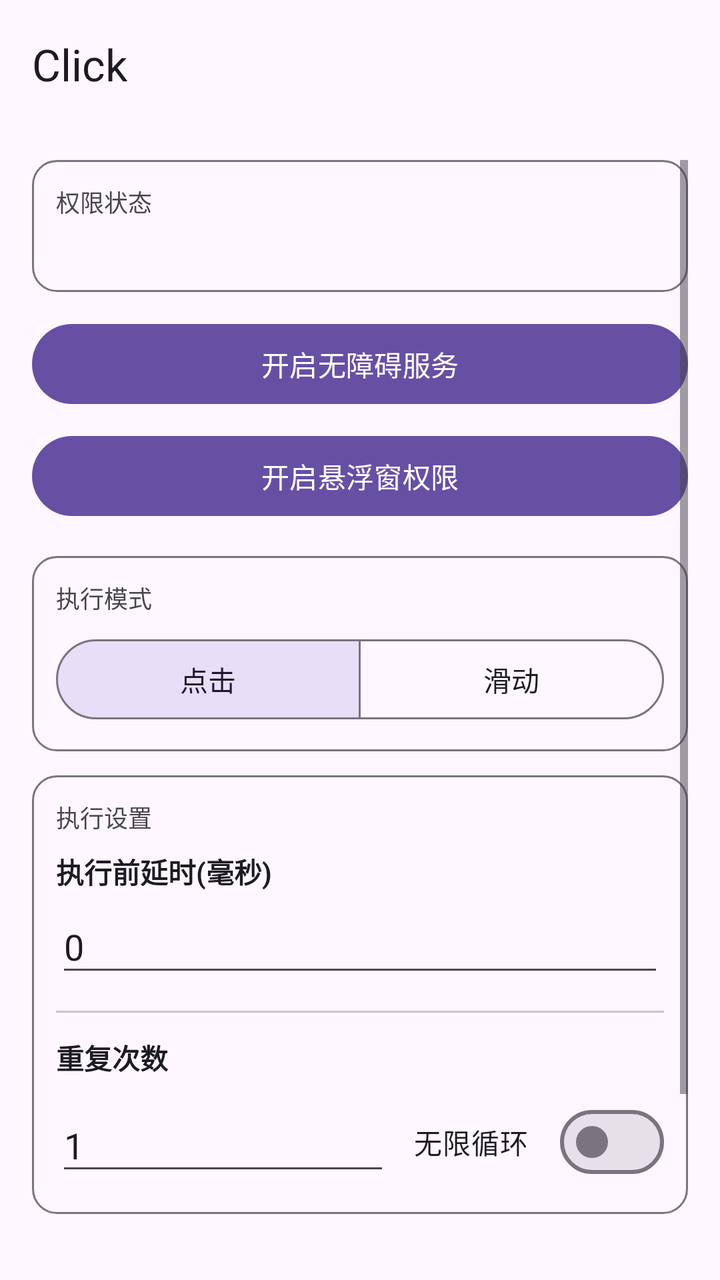
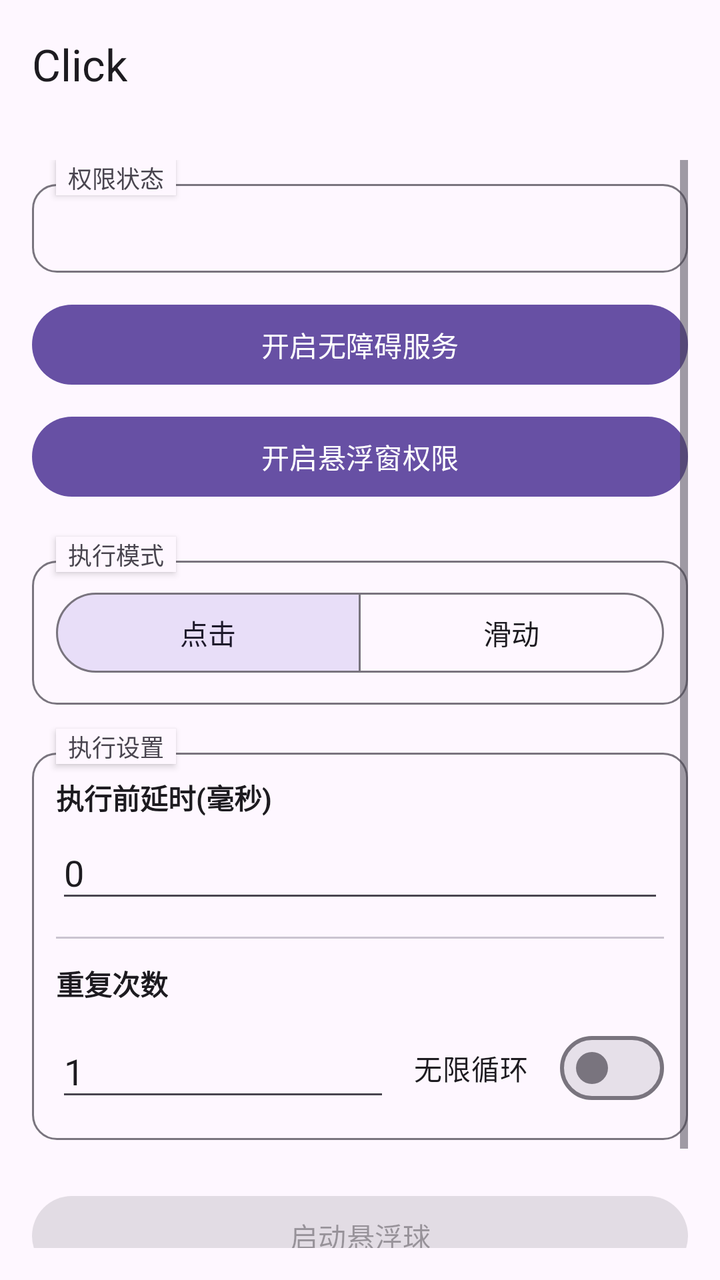

The first picture is an Android layout as it rendered before a commit; the second is the same layout after the commit. The layout source and the unified diff follow.
<!-- AndroidManifest.xml: activity theme Theme.Click -->
<!-- res/layout/activity_main.xml -->
<?xml version="1.0" encoding="utf-8"?>
<LinearLayout xmlns:android="http://schemas.android.com/apk/res/android"
    xmlns:app="http://schemas.android.com/apk/res-auto"
    android:layout_width="match_parent"
    android:layout_height="match_parent"
    android:orientation="vertical">

    <com.google.android.material.appbar.MaterialToolbar
        android:id="@+id/toolbar"
        android:layout_width="match_parent"
        android:layout_height="?attr/actionBarSize"
        android:background="?attr/colorSurface"
        app:title="Click"
        app:titleTextColor="?attr/colorOnSurface" />

    <ScrollView
        android:layout_width="match_parent"
        android:layout_height="0dp"
        android:layout_weight="1"
        android:padding="16dp">

        <LinearLayout
            android:layout_width="match_parent"
            android:layout_height="wrap_content"
            android:orientation="vertical">

            
            <LinearLayout
                android:layout_width="match_parent"
                android:layout_height="wrap_content"
                android:orientation="vertical"
                android:background="@drawable/section_border"
                android:padding="12dp">

                <TextView
                    android:layout_width="wrap_content"
                    android:layout_height="wrap_content"
                    android:text="权限状态"
                    android:textSize="12sp"
                    android:textColor="?attr/colorOnSurfaceVariant" />

                <TextView
                    android:id="@+id/statusText"
                    android:layout_width="match_parent"
                    android:layout_height="wrap_content"
                    android:layout_marginTop="4dp"
                    android:gravity="start"
                    android:textSize="15sp"
                    android:textStyle="bold"
                    android:textColor="?attr/colorOnSurface" />
            </LinearLayout>

            <Button
                android:id="@+id/btnEnableService"
                android:layout_width="match_parent"
                android:layout_height="wrap_content"
                android:layout_marginTop="12dp"
                android:text="开启无障碍服务" />

            <Button
                android:id="@+id/btnEnableOverlay"
                android:layout_width="match_parent"
                android:layout_height="wrap_content"
                android:layout_marginTop="8dp"
                android:text="开启悬浮窗权限" />

            
            <LinearLayout
                android:layout_width="match_parent"
                android:layout_height="wrap_content"
                android:layout_marginTop="16dp"
                android:orientation="vertical"
                android:background="@drawable/section_border"
                android:padding="12dp">

                <TextView
                    android:layout_width="wrap_content"
                    android:layout_height="wrap_content"
                    android:text="执行模式"
                    android:textSize="12sp"
                    android:textColor="?attr/colorOnSurfaceVariant" />

                <com.google.android.material.button.MaterialButtonToggleGroup
                    android:id="@+id/toggleGroupMode"
                    android:layout_width="match_parent"
                    android:layout_height="wrap_content"
                    android:layout_marginTop="8dp"
                    app:singleSelection="true"
                    app:selectionRequired="true"
                    app:checkedButton="@id/radioClick">

                    <com.google.android.material.button.MaterialButton
                        android:id="@+id/radioClick"
                        android:layout_width="0dp"
                        android:layout_height="wrap_content"
                        android:layout_weight="1"
                        android:text="点击"
                        style="@style/Widget.Material3.Button.OutlinedButton" />

                    <com.google.android.material.button.MaterialButton
                        android:id="@+id/radioSwipe"
                        android:layout_width="0dp"
                        android:layout_height="wrap_content"
                        android:layout_weight="1"
                        android:text="滑动"
                        style="@style/Widget.Material3.Button.OutlinedButton" />
                </com.google.android.material.button.MaterialButtonToggleGroup>

                <LinearLayout
                    android:id="@+id/swipeParams"
                    android:layout_width="match_parent"
                    android:layout_height="wrap_content"
                    android:orientation="vertical"
                    android:visibility="gone"
                    android:layout_marginTop="12dp">

                    <View
                        android:layout_width="match_parent"
                        android:layout_height="1dp"
                        android:background="?attr/colorOutlineVariant" />

                    <TextView
                        android:layout_width="wrap_content"
                        android:layout_height="wrap_content"
                        android:layout_marginTop="12dp"
                        android:text="滑动方式"
                        android:textSize="13sp"
                        android:textStyle="bold"
                        android:textColor="?attr/colorOnSurface" />

                    <com.google.android.material.button.MaterialButtonToggleGroup
                        android:id="@+id/toggleGroupSwipeMethod"
                        android:layout_width="match_parent"
                        android:layout_height="wrap_content"
                        android:layout_marginTop="8dp"
                        app:singleSelection="true"
                        app:selectionRequired="true"
                        app:checkedButton="@id/radioSwipeManual">

                        <com.google.android.material.button.MaterialButton
                            android:id="@+id/radioSwipeManual"
                            android:layout_width="0dp"
                            android:layout_height="wrap_content"
                            android:layout_weight="1"
                            android:text="手动参数"
                            style="@style/Widget.Material3.Button.OutlinedButton" />

                        <com.google.android.material.button.MaterialButton
                            android:id="@+id/radioSwipeGesture"
                            android:layout_width="0dp"
                            android:layout_height="wrap_content"
                            android:layout_weight="1"
                            android:text="手势录制"
                            style="@style/Widget.Material3.Button.OutlinedButton" />
                    </com.google.android.material.button.MaterialButtonToggleGroup>

                    <LinearLayout
                        android:id="@+id/manualSwipeParams"
                        android:layout_width="match_parent"
                        android:layout_height="wrap_content"
                        android:orientation="vertical"
                        android:layout_marginTop="12dp">

                        <TextView
                            android:layout_width="wrap_content"
                            android:layout_height="wrap_content"
                            android:text="起点"
                            android:textSize="13sp"
                            android:textColor="?attr/colorPrimary" />

                        <LinearLayout
                            android:layout_width="match_parent"
                            android:layout_height="wrap_content"
                            android:layout_marginTop="4dp"
                            android:orientation="horizontal">

                            <EditText
                                android:id="@+id/inputSwipeX1"
                                android:layout_width="0dp"
                                android:layout_height="wrap_content"
                                android:layout_weight="1"
                                android:layout_marginEnd="4dp"
                                android:hint="起点 X (横向坐标)"
                                android:inputType="numberDecimal" />

                            <EditText
                                android:id="@+id/inputSwipeY1"
                                android:layout_width="0dp"
                                android:layout_height="wrap_content"
                                android:layout_weight="1"
                                android:layout_marginStart="4dp"
                                android:hint="起点 Y (纵向坐标)"
                                android:inputType="numberDecimal" />
                        </LinearLayout>

                        <TextView
                            android:layout_width="wrap_content"
                            android:layout_height="wrap_content"
                            android:layout_marginTop="8dp"
                            android:text="终点"
                            android:textSize="13sp"
                            android:textColor="?attr/colorPrimary" />

                        <LinearLayout
                            android:layout_width="match_parent"
                            android:layout_height="wrap_content"
                            android:layout_marginTop="4dp"
                            android:orientation="horizontal">

                            <EditText
                                android:id="@+id/inputSwipeX2"
                                android:layout_width="0dp"
                                android:layout_height="wrap_content"
                                android:layout_weight="1"
                                android:layout_marginEnd="4dp"
                                android:hint="终点 X (横向坐标)"
                                android:inputType="numberDecimal" />

                            <EditText
                                android:id="@+id/inputSwipeY2"
                                android:layout_width="0dp"
                                android:layout_height="wrap_content"
                                android:layout_weight="1"
                                android:layout_marginStart="4dp"
                                android:hint="终点 Y (纵向坐标)"
                                android:inputType="numberDecimal" />
                        </LinearLayout>

                        <TextView
                            android:layout_width="wrap_content"
                            android:layout_height="wrap_content"
                            android:layout_marginTop="8dp"
                            android:text="时长"
                            android:textSize="13sp"
                            android:textColor="?attr/colorPrimary" />

                        <EditText
                            android:id="@+id/inputSwipeDuration"
                            android:layout_width="match_parent"
                            android:layout_height="wrap_content"
                            android:layout_marginTop="4dp"
                            android:hint="滑动耗时(毫秒)"
                            android:inputType="number" />
                    </LinearLayout>

                    <LinearLayout
                        android:id="@+id/gestureSwipeSection"
                        android:layout_width="match_parent"
                        android:layout_height="wrap_content"
                        android:orientation="vertical"
                        android:visibility="gone"
                        android:layout_marginTop="12dp">

                        <TextView
                            android:id="@+id/lblRecordedStatus"
                            android:layout_width="wrap_content"
                            android:layout_height="wrap_content"
                            android:text=""
                            android:textSize="13sp"
                            android:textColor="?attr/colorPrimary" />

                        <Button
                            android:id="@+id/btnRecordGesture"
                            android:layout_width="match_parent"
                            android:layout_height="wrap_content"
                            android:layout_marginTop="8dp"
                            android:text="录制手势 (在屏幕上滑动)" />
                    </LinearLayout>
                </LinearLayout>
            </LinearLayout>

            
            <LinearLayout
                android:layout_width="match_parent"
                android:layout_height="wrap_content"
                android:layout_marginTop="12dp"
                android:orientation="vertical"
                android:background="@drawable/section_border"
                android:padding="12dp">

                <TextView
                    android:layout_width="wrap_content"
                    android:layout_height="wrap_content"
                    android:text="执行设置"
                    android:textSize="12sp"
                    android:textColor="?attr/colorOnSurfaceVariant" />

                <TextView
                    android:layout_width="wrap_content"
                    android:layout_height="wrap_content"
                    android:layout_marginTop="8dp"
                    android:text="执行前延时(毫秒)"
                    android:textSize="14sp"
                    android:textStyle="bold"
                    android:textColor="?attr/colorOnSurface" />

                <EditText
                    android:id="@+id/inputDelay"
                    android:layout_width="match_parent"
                    android:layout_height="wrap_content"
                    android:layout_marginTop="4dp"
                    android:hint="延时毫秒数"
                    android:inputType="number"
                    android:text="0" />

                <View
                    android:layout_width="match_parent"
                    android:layout_height="1dp"
                    android:layout_marginTop="12dp"
                    android:background="?attr/colorOutlineVariant" />

                <TextView
                    android:layout_width="wrap_content"
                    android:layout_height="wrap_content"
                    android:layout_marginTop="12dp"
                    android:text="重复次数"
                    android:textSize="14sp"
                    android:textStyle="bold"
                    android:textColor="?attr/colorOnSurface" />

                <LinearLayout
                    android:layout_width="match_parent"
                    android:layout_height="wrap_content"
                    android:layout_marginTop="8dp"
                    android:orientation="horizontal"
                    android:gravity="center_vertical">

                    <EditText
                        android:id="@+id/inputRepeat"
                        android:layout_width="0dp"
                        android:layout_height="wrap_content"
                        android:layout_weight="1"
                        android:hint="次数"
                        android:inputType="number"
                        android:text="1" />

                    <com.google.android.material.materialswitch.MaterialSwitch
                        android:id="@+id/checkInfinite"
                        android:layout_width="wrap_content"
                        android:layout_height="wrap_content"
                        android:layout_marginStart="12dp"
                        android:text="无限循环" />
                </LinearLayout>
            </LinearLayout>

            <FrameLayout
                android:layout_width="match_parent"
                android:layout_height="wrap_content"
                android:layout_marginTop="24dp">

                <Button
                    android:id="@+id/btnStartFloating"
                    android:layout_width="match_parent"
                    android:layout_height="wrap_content"
                    android:text="启动悬浮球"
                    android:enabled="false" />

                <View
                    android:id="@+id/btnStartOverlay"
                    android:layout_width="match_parent"
                    android:layout_height="match_parent"
                    android:background="@android:color/transparent"
                    android:clickable="true"
                    android:visibility="gone" />
            </FrameLayout>

            <Button
                android:id="@+id/btnStopFloating"
                android:layout_width="match_parent"
                android:layout_height="wrap_content"
                android:layout_marginTop="8dp"
                android:text="停止悬浮球"
                android:enabled="false" />

        </LinearLayout>
    </ScrollView>
</LinearLayout>
<!-- resources referenced by this layout -->
<resources>
  <!-- drawable section_border (drawable) -->
  <?xml version="1.0" encoding="utf-8"?>
  <layer-list xmlns:android="http://schemas.android.com/apk/res/android">
      
      <item>
          <shape android:shape="rectangle">
              <solid android:color="@android:color/transparent" />
              <corners android:radius="12dp" />
              <stroke
                  android:width="1dp"
                  android:color="@color/md_theme_outline" />
          </shape>
      </item>
  </layer-list>
  <style name="Theme.Click" parent="Theme.Material3.DayNight.NoActionBar">
          <item name="colorPrimary">@color/md_theme_primary</item>
          <item name="colorOnPrimary">@color/md_theme_onPrimary</item>
          <item name="colorPrimaryContainer">@color/md_theme_primaryContainer</item>
          <item name="colorOnPrimaryContainer">@color/md_theme_onPrimaryContainer</item>
          <item name="colorSecondary">@color/md_theme_secondary</item>
          <item name="colorOnSecondary">@color/md_theme_onSecondary</item>
          <item name="colorSecondaryContainer">@color/md_theme_secondaryContainer</item>
          <item name="colorOnSecondaryContainer">@color/md_theme_onSecondaryContainer</item>
          <item name="android:colorBackground">@color/md_theme_background</item>
          <item name="colorOnBackground">@color/md_theme_onBackground</item>
          <item name="colorSurface">@color/md_theme_surface</item>
          <item name="colorOnSurface">@color/md_theme_onSurface</item>
          <item name="colorSurfaceVariant">@color/md_theme_surfaceVariant</item>
          <item name="colorOnSurfaceVariant">@color/md_theme_onSurfaceVariant</item>
          <item name="colorOutline">@color/md_theme_outline</item>
          <item name="colorOutlineVariant">@color/md_theme_outlineVariant</item>
          <item name="android:statusBarColor">@color/md_theme_surface</item>
          <item name="android:navigationBarColor">@color/md_theme_surface</item>
          <item name="android:windowLightStatusBar">true</item>
      </style>
  <color name="md_theme_outline">#79747E</color>
  <color name="md_theme_primary">#6750A4</color>
  <color name="md_theme_onPrimary">#FFFFFF</color>
  <color name="md_theme_primaryContainer">#EADDFF</color>
  <color name="md_theme_onPrimaryContainer">#21005D</color>
  <color name="md_theme_secondary">#625B71</color>
  <color name="md_theme_onSecondary">#FFFFFF</color>
  <color name="md_theme_secondaryContainer">#E8DEF8</color>
  <color name="md_theme_onSecondaryContainer">#1D192B</color>
  <color name="md_theme_background">#FEF7FF</color>
  <color name="md_theme_onBackground">#1D1B20</color>
  <color name="md_theme_surface">#FEF7FF</color>
  <color name="md_theme_onSurface">#1D1B20</color>
  <color name="md_theme_surfaceVariant">#E7E0EC</color>
  <color name="md_theme_onSurfaceVariant">#49454F</color>
  <color name="md_theme_outlineVariant">#CAC4D0</color>
</resources>

<!-- the commit's change to res/layout/activity_main.xml (unified diff, before → after) -->
@@ -25,6 +25,19 @@
             android:orientation="vertical">
 
             
+            <TextView
+                android:layout_width="wrap_content"
+                android:layout_height="wrap_content"
+                android:text="权限状态"
+                android:textSize="12sp"
+                android:textColor="?attr/colorOnSurfaceVariant"
+                android:background="?android:attr/colorBackground"
+                android:paddingHorizontal="6dp"
+                android:layout_marginStart="12dp"
+                android:layout_marginBottom="-6dp"
+                android:elevation="2dp" />
+
+            
             <LinearLayout
                 android:layout_width="match_parent"
                 android:layout_height="wrap_content"
@@ -33,17 +46,9 @@
                 android:padding="12dp">
 
                 <TextView
-                    android:layout_width="wrap_content"
-                    android:layout_height="wrap_content"
-                    android:text="权限状态"
-                    android:textSize="12sp"
-                    android:textColor="?attr/colorOnSurfaceVariant" />
-
-                <TextView
                     android:id="@+id/statusText"
                     android:layout_width="match_parent"
                     android:layout_height="wrap_content"
-                    android:layout_marginTop="4dp"
                     android:gravity="start"
                     android:textSize="15sp"
                     android:textStyle="bold"
@@ -65,26 +70,31 @@
                 android:text="开启悬浮窗权限" />
 
             
+            <TextView
+                android:layout_width="wrap_content"
+                android:layout_height="wrap_content"
+                android:layout_marginTop="16dp"
+                android:text="执行模式"
+                android:textSize="12sp"
+                android:textColor="?attr/colorOnSurfaceVariant"
+                android:background="?android:attr/colorBackground"
+                android:paddingHorizontal="6dp"
+                android:layout_marginStart="12dp"
+                android:layout_marginBottom="-6dp"
+                android:elevation="2dp" />
+
+            
             <LinearLayout
                 android:layout_width="match_parent"
                 android:layout_height="wrap_content"
-                android:layout_marginTop="16dp"
                 android:orientation="vertical"
                 android:background="@drawable/section_border"
                 android:padding="12dp">
 
-                <TextView
-                    android:layout_width="wrap_content"
-                    android:layout_height="wrap_content"
-                    android:text="执行模式"
-                    android:textSize="12sp"
-                    android:textColor="?attr/colorOnSurfaceVariant" />
-
                 <com.google.android.material.button.MaterialButtonToggleGroup
                     android:id="@+id/toggleGroupMode"
                     android:layout_width="match_parent"
                     android:layout_height="wrap_content"
-                    android:layout_marginTop="8dp"
                     app:singleSelection="true"
                     app:selectionRequired="true"
                     app:checkedButton="@id/radioClick">
@@ -270,10 +280,23 @@
             </LinearLayout>
 
             
+            <TextView
+                android:layout_width="wrap_content"
+                android:layout_height="wrap_content"
+                android:layout_marginTop="12dp"
+                android:text="执行设置"
+                android:textSize="12sp"
+                android:textColor="?attr/colorOnSurfaceVariant"
+                android:background="?android:attr/colorBackground"
+                android:paddingHorizontal="6dp"
+                android:layout_marginStart="12dp"
+                android:layout_marginBottom="-6dp"
+                android:elevation="2dp" />
+
+            
             <LinearLayout
                 android:layout_width="match_parent"
                 android:layout_height="wrap_content"
-                android:layout_marginTop="12dp"
                 android:orientation="vertical"
                 android:background="@drawable/section_border"
                 android:padding="12dp">
@@ -281,14 +304,6 @@
                 <TextView
                     android:layout_width="wrap_content"
                     android:layout_height="wrap_content"
-                    android:text="执行设置"
-                    android:textSize="12sp"
-                    android:textColor="?attr/colorOnSurfaceVariant" />
-
-                <TextView
-                    android:layout_width="wrap_content"
-                    android:layout_height="wrap_content"
-                    android:layout_marginTop="8dp"
                     android:text="执行前延时(毫秒)"
                     android:textSize="14sp"
                     android:textStyle="bold"
